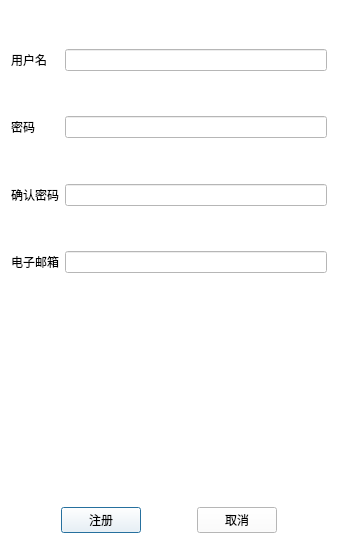
This is sign.ui in FlyingBlazer/WAC as Qt 5 draws it before an edit. The edited form follows.
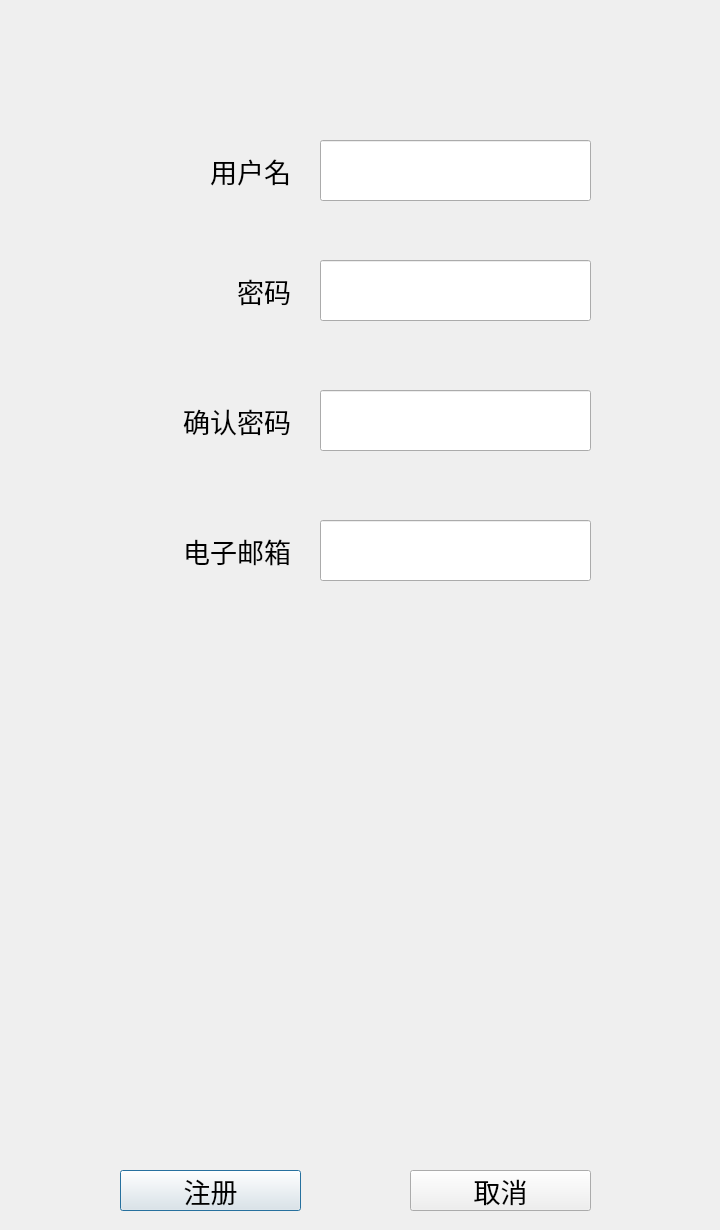
This is the edited form. Icons and pictures are not drawn.

What changed in the file:
```diff
--- a/sign.ui
+++ b/sign.ui
@@ -6,237 +6,218 @@
    <rect>
     <x>0</x>
     <y>0</y>
-    <width>338</width>
-    <height>544</height>
+    <width>720</width>
+    <height>1230</height>
    </rect>
   </property>
+  <property name="sizePolicy">
+   <sizepolicy hsizetype="Fixed" vsizetype="Fixed">
+    <horstretch>0</horstretch>
+    <verstretch>0</verstretch>
+   </sizepolicy>
+  </property>
   <property name="windowTitle">
    <string>Dialog</string>
   </property>
   <property name="styleSheet">
-   <string notr="true">background-color: rgb(255, 255, 255);</string>
+   <string notr="true">background-image: url(:/UI/sign.jpg);</string>
   </property>
-  <layout class="QVBoxLayout" name="verticalLayout">
-   <item>
-    <spacer name="verticalSpacer_2">
-     <property name="orientation">
-      <enum>Qt::Vertical</enum>
-     </property>
-     <property name="sizeType">
-      <enum>QSizePolicy::Preferred</enum>
-     </property>
-     <property name="sizeHint" stdset="0">
-      <size>
-       <width>20</width>
-       <height>40</height>
-      </size>
-     </property>
-    </spacer>
-   </item>
-   <item>
-    <layout class="QGridLayout" name="gridLayout">
-     <item row="3" column="1">
-      <spacer name="verticalSpacer_4">
-       <property name="orientation">
-        <enum>Qt::Vertical</enum>
-       </property>
-       <property name="sizeHint" stdset="0">
-        <size>
-         <width>20</width>
-         <height>40</height>
-        </size>
-       </property>
-      </spacer>
-     </item>
-     <item row="5" column="1">
-      <spacer name="verticalSpacer_5">
-       <property name="orientation">
-        <enum>Qt::Vertical</enum>
-       </property>
-       <property name="sizeHint" stdset="0">
-        <size>
-         <width>20</width>
-         <height>40</height>
-        </size>
-       </property>
-      </spacer>
-     </item>
-     <item row="3" column="0">
-      <spacer name="verticalSpacer_7">
-       <property name="orientation">
-        <enum>Qt::Vertical</enum>
-       </property>
-       <property name="sizeHint" stdset="0">
-        <size>
-         <width>20</width>
-         <height>40</height>
-        </size>
-       </property>
-      </spacer>
-     </item>
-     <item row="5" column="0">
-      <spacer name="verticalSpacer_8">
-       <property name="orientation">
-        <enum>Qt::Vertical</enum>
-       </property>
-       <property name="sizeHint" stdset="0">
-        <size>
-         <width>20</width>
-         <height>40</height>
-        </size>
-       </property>
-      </spacer>
-     </item>
-     <item row="1" column="0">
-      <spacer name="verticalSpacer_6">
-       <property name="orientation">
-        <enum>Qt::Vertical</enum>
-       </property>
-       <property name="sizeHint" stdset="0">
-        <size>
-         <width>20</width>
-         <height>40</height>
-        </size>
-       </property>
-      </spacer>
-     </item>
-     <item row="1" column="1">
-      <spacer name="verticalSpacer_3">
-       <property name="orientation">
-        <enum>Qt::Vertical</enum>
-       </property>
-       <property name="sizeHint" stdset="0">
-        <size>
-         <width>20</width>
-         <height>40</height>
-        </size>
-       </property>
-      </spacer>
-     </item>
-     <item row="6" column="1">
-      <widget class="QLineEdit" name="emailEdit"/>
-     </item>
-     <item row="2" column="0">
-      <widget class="QLabel" name="label_2">
-       <property name="text">
-        <string>密码</string>
-       </property>
-      </widget>
-     </item>
-     <item row="0" column="1">
-      <widget class="QLineEdit" name="usernameEdit"/>
-     </item>
-     <item row="4" column="0">
-      <widget class="QLabel" name="label_3">
-       <property name="text">
-        <string>确认密码</string>
-       </property>
-      </widget>
-     </item>
-     <item row="0" column="0">
-      <widget class="QLabel" name="label">
-       <property name="text">
-        <string>用户名</string>
-       </property>
-      </widget>
-     </item>
-     <item row="6" column="0">
-      <widget class="QLabel" name="label_4">
-       <property name="text">
-        <string>电子邮箱</string>
-       </property>
-      </widget>
-     </item>
-     <item row="2" column="1">
-      <widget class="QLineEdit" name="passwordEdit">
-       <property name="echoMode">
-        <enum>QLineEdit::Password</enum>
-       </property>
-      </widget>
-     </item>
-     <item row="4" column="1">
-      <widget class="QLineEdit" name="confirmPasswordEdit">
-       <property name="echoMode">
-        <enum>QLineEdit::Password</enum>
-       </property>
-      </widget>
-     </item>
-    </layout>
-   </item>
-   <item>
-    <spacer name="verticalSpacer">
-     <property name="orientation">
-      <enum>Qt::Vertical</enum>
-     </property>
-     <property name="sizeType">
-      <enum>QSizePolicy::MinimumExpanding</enum>
-     </property>
-     <property name="sizeHint" stdset="0">
-      <size>
-       <width>20</width>
-       <height>228</height>
-      </size>
-     </property>
-    </spacer>
-   </item>
-   <item>
-    <layout class="QHBoxLayout" name="horizontalLayout">
-     <item>
-      <spacer name="horizontalSpacer_3">
-       <property name="orientation">
-        <enum>Qt::Horizontal</enum>
-       </property>
-       <property name="sizeHint" stdset="0">
-        <size>
-         <width>40</width>
-         <height>20</height>
-        </size>
-       </property>
-      </spacer>
-     </item>
-     <item>
-      <widget class="QPushButton" name="acceptButton">
-       <property name="text">
-        <string>注册</string>
-       </property>
-      </widget>
-     </item>
-     <item>
-      <spacer name="horizontalSpacer_2">
-       <property name="orientation">
-        <enum>Qt::Horizontal</enum>
-       </property>
-       <property name="sizeHint" stdset="0">
-        <size>
-         <width>40</width>
-         <height>20</height>
-        </size>
-       </property>
-      </spacer>
-     </item>
-     <item>
-      <widget class="QPushButton" name="declineButton">
-       <property name="text">
-        <string>取消</string>
-       </property>
-      </widget>
-     </item>
-     <item>
-      <spacer name="horizontalSpacer_4">
-       <property name="orientation">
-        <enum>Qt::Horizontal</enum>
-       </property>
-       <property name="sizeHint" stdset="0">
-        <size>
-         <width>40</width>
-         <height>20</height>
-        </size>
-       </property>
-      </spacer>
-     </item>
-    </layout>
-   </item>
-  </layout>
+  <widget class="QPushButton" name="acceptButton">
+   <property name="geometry">
+    <rect>
+     <x>120</x>
+     <y>1170</y>
+     <width>181</width>
+     <height>41</height>
+    </rect>
+   </property>
+   <property name="font">
+    <font>
+     <pointsize>20</pointsize>
+    </font>
+   </property>
+   <property name="styleSheet">
+    <string notr="true">border-image: url(:/UI/buttonSkin.jpg);</string>
+   </property>
+   <property name="text">
+    <string>注册</string>
+   </property>
+  </widget>
+  <widget class="QPushButton" name="declineButton">
+   <property name="geometry">
+    <rect>
+     <x>410</x>
+     <y>1170</y>
+     <width>181</width>
+     <height>41</height>
+    </rect>
+   </property>
+   <property name="font">
+    <font>
+     <pointsize>20</pointsize>
+    </font>
+   </property>
+   <property name="styleSheet">
+    <string notr="true">border-image: url(:/UI/buttonSkin.jpg);</string>
+   </property>
+   <property name="text">
+    <string>取消</string>
+   </property>
+  </widget>
+  <widget class="QLabel" name="label_4">
+   <property name="geometry">
+    <rect>
+     <x>130</x>
+     <y>520</y>
+     <width>161</width>
+     <height>61</height>
+    </rect>
+   </property>
+   <property name="font">
+    <font>
+     <pointsize>20</pointsize>
+    </font>
+   </property>
+   <property name="styleSheet">
+    <string notr="true">border-image: url(:/UI/buttonSkin.jpg);</string>
+   </property>
+   <property name="text">
+    <string>电子邮箱</string>
+   </property>
+   <property name="alignment">
+    <set>Qt::AlignRight|Qt::AlignTrailing|Qt::AlignVCenter</set>
+   </property>
+  </widget>
+  <widget class="QLineEdit" name="emailEdit">
+   <property name="geometry">
+    <rect>
+     <x>320</x>
+     <y>520</y>
+     <width>271</width>
+     <height>61</height>
+    </rect>
+   </property>
+   <property name="styleSheet">
+    <string notr="true">border-image: url(:/UI/buttonSkin.jpg);</string>
+   </property>
+  </widget>
+  <widget class="QLabel" name="label_3">
+   <property name="geometry">
+    <rect>
+     <x>130</x>
+     <y>390</y>
+     <width>161</width>
+     <height>61</height>
+    </rect>
+   </property>
+   <property name="font">
+    <font>
+     <pointsize>20</pointsize>
+    </font>
+   </property>
+   <property name="styleSheet">
+    <string notr="true">border-image: url(:/UI/buttonSkin.jpg);</string>
+   </property>
+   <property name="text">
+    <string>确认密码</string>
+   </property>
+   <property name="alignment">
+    <set>Qt::AlignRight|Qt::AlignTrailing|Qt::AlignVCenter</set>
+   </property>
+  </widget>
+  <widget class="QLineEdit" name="confirmPasswordEdit">
+   <property name="geometry">
+    <rect>
+     <x>320</x>
+     <y>390</y>
+     <width>271</width>
+     <height>61</height>
+    </rect>
+   </property>
+   <property name="styleSheet">
+    <string notr="true">border-image: url(:/UI/buttonSkin.jpg);</string>
+   </property>
+   <property name="echoMode">
+    <enum>QLineEdit::Password</enum>
+   </property>
+  </widget>
+  <widget class="QLabel" name="label_2">
+   <property name="geometry">
+    <rect>
+     <x>130</x>
+     <y>260</y>
+     <width>161</width>
+     <height>61</height>
+    </rect>
+   </property>
+   <property name="font">
+    <font>
+     <pointsize>20</pointsize>
+    </font>
+   </property>
+   <property name="styleSheet">
+    <string notr="true">border-image: url(:/UI/buttonSkin.jpg);</string>
+   </property>
+   <property name="text">
+    <string>密码</string>
+   </property>
+   <property name="alignment">
+    <set>Qt::AlignRight|Qt::AlignTrailing|Qt::AlignVCenter</set>
+   </property>
+  </widget>
+  <widget class="QLineEdit" name="passwordEdit">
+   <property name="geometry">
+    <rect>
+     <x>320</x>
+     <y>260</y>
+     <width>271</width>
+     <height>61</height>
+    </rect>
+   </property>
+   <property name="styleSheet">
+    <string notr="true">border-image: url(:/UI/buttonSkin.jpg);</string>
+   </property>
+   <property name="echoMode">
+    <enum>QLineEdit::Password</enum>
+   </property>
+  </widget>
+  <widget class="QLabel" name="label">
+   <property name="geometry">
+    <rect>
+     <x>130</x>
+     <y>140</y>
+     <width>161</width>
+     <height>61</height>
+    </rect>
+   </property>
+   <property name="font">
+    <font>
+     <pointsize>20</pointsize>
+    </font>
+   </property>
+   <property name="styleSheet">
+    <string notr="true">border-image: url(:/UI/buttonSkin.jpg);</string>
+   </property>
+   <property name="text">
+    <string>用户名</string>
+   </property>
+   <property name="alignment">
+    <set>Qt::AlignRight|Qt::AlignTrailing|Qt::AlignVCenter</set>
+   </property>
+  </widget>
+  <widget class="QLineEdit" name="usernameEdit">
+   <property name="geometry">
+    <rect>
+     <x>320</x>
+     <y>140</y>
+     <width>271</width>
+     <height>61</height>
+    </rect>
+   </property>
+   <property name="styleSheet">
+    <string notr="true">border-image: url(:/UI/buttonSkin.jpg);</string>
+   </property>
+  </widget>
  </widget>
  <resources/>
  <connections>
```
